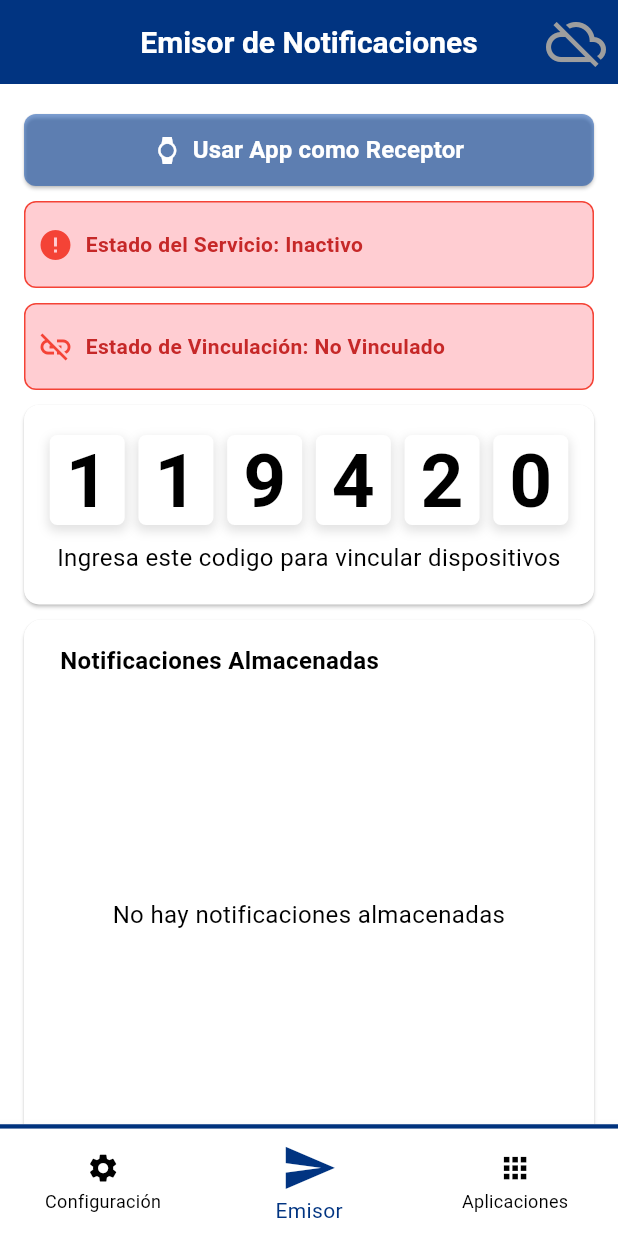
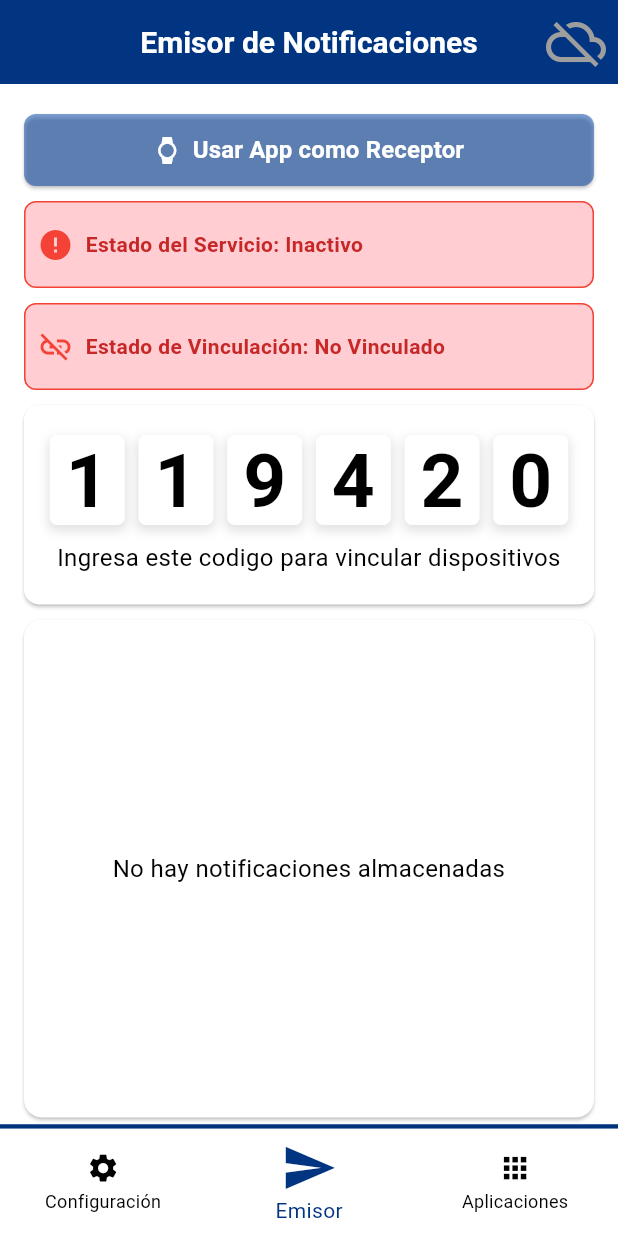
Before and after one commit to J-Manriquez/connect, a Flutter app: the screen it shows after launch, on a phone screen of 412 x 824 dp. Run offline on Flutter 3.47's test engine with Material 3 defaults, Android fonts, the phone set to English and light mode, and no system bars; our stand-ins replace cloud_firestore, firebase_core, flutter_local_notifications, permission_handler, shared_preferences; accounts and stored records are empty.

Commit message:
modificaciones menores

```diff
--- a/lib/screens/emisor/emisor_screen.dart
+++ b/lib/screens/emisor/emisor_screen.dart
@@ -638,16 +638,16 @@ class _EmisorScreenState extends State<EmisorScreen>
                 child: Column(
                   crossAxisAlignment: CrossAxisAlignment.start,
                   children: [
-                    const Padding(
-                      padding: EdgeInsets.only(left: 16.0, bottom: 8.0),
-                      child: Text(
-                        'Notificaciones Almacenadas',
-                        style: TextStyle(
-                          fontSize: 16,
-                          fontWeight: FontWeight.bold,
-                        ),
-                      ),
-                    ),
+                    // const Padding(
+                    //   padding: EdgeInsets.only(left: 16.0, bottom: 8.0),
+                    //   child: Text(
+                    //     'Notificaciones Almacenadas',
+                    //     style: TextStyle(
+                    //       fontSize: 16,
+                    //       fontWeight: FontWeight.bold,
+                    //     ),
+                    //   ),
+                    // ),
                     Container(
                       height: 300, // Aumentar altura para mostrar más contenido
                       child: _isLoading
--- a/lib/screens/receptor/receptor_screen.dart
+++ b/lib/screens/receptor/receptor_screen.dart
@@ -157,7 +157,7 @@ class _ReceptorScreenState extends State<ReceptorScreen> {
                     ),
                   ),
                 ),
-                SizedBox(height: MediaQuery.of(context).size.height * 0.2),
+                // SizedBox(height: MediaQuery.of(context).size.height * 0.2),
                 // Espacio flexible para centrar la Card verticalmente
                 Expanded(
                   child: SingleChildScrollView(
```
Also changed, not shown: lib/screens/receptor/notificaciones_screen.dart (+6 -3 lines).
